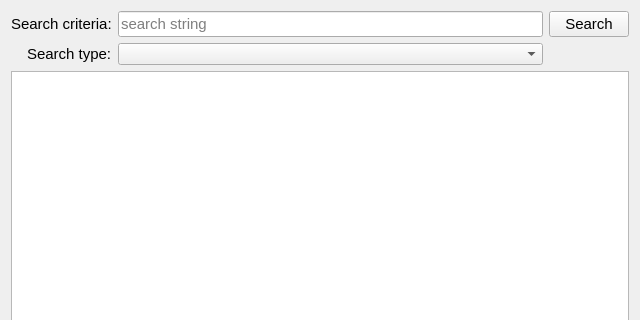
Old version of the form ccs/search/searchnoderesult.ui in the repository bisegni/chaosframework; both pictures show x 0 to 640 and y 0 to 320 of the 640 by 480 pixel window.
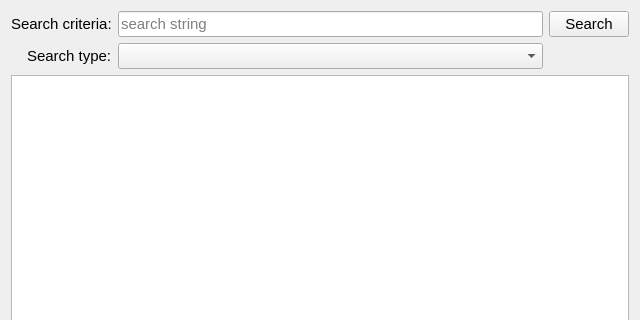
New version of the form.

Commit message: fix ofnt size setting

What changed in the file:
```diff
--- a/ccs/search/searchnoderesult.ui
+++ b/ccs/search/searchnoderesult.ui
@@ -95,6 +95,11 @@
            <verstretch>0</verstretch>
           </sizepolicy>
          </property>
+         <property name="font">
+          <font>
+           <pointsize>11</pointsize>
+          </font>
+         </property>
         </widget>
        </item>
       </layout>
```
The commit also changes 1 other file.
